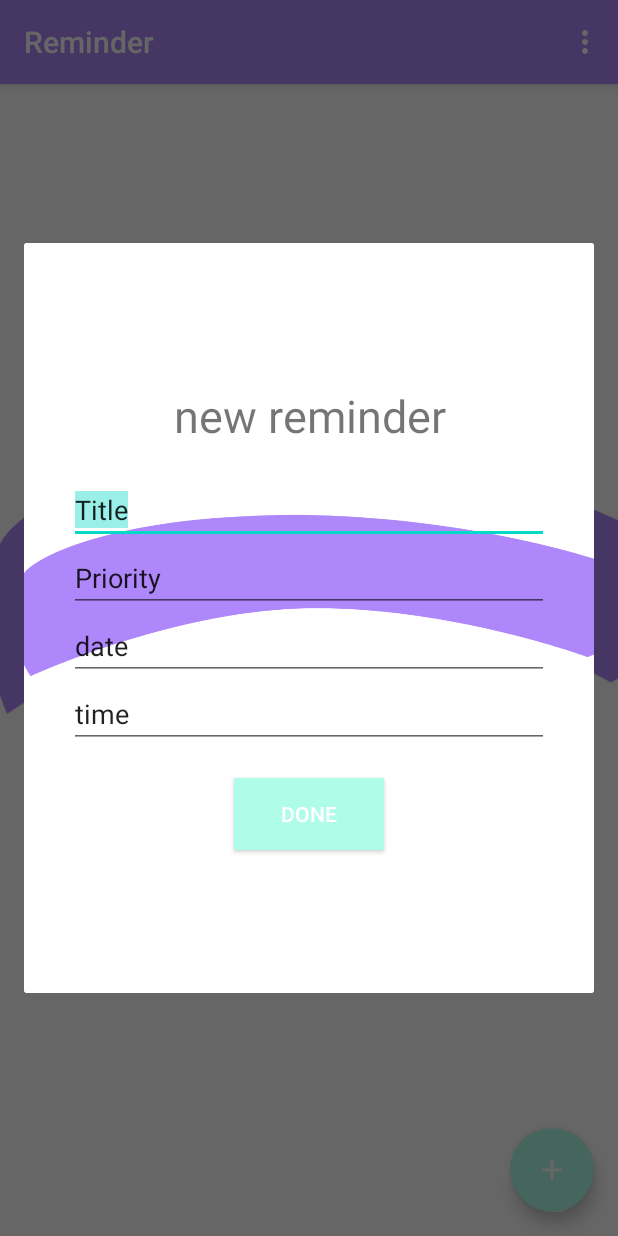
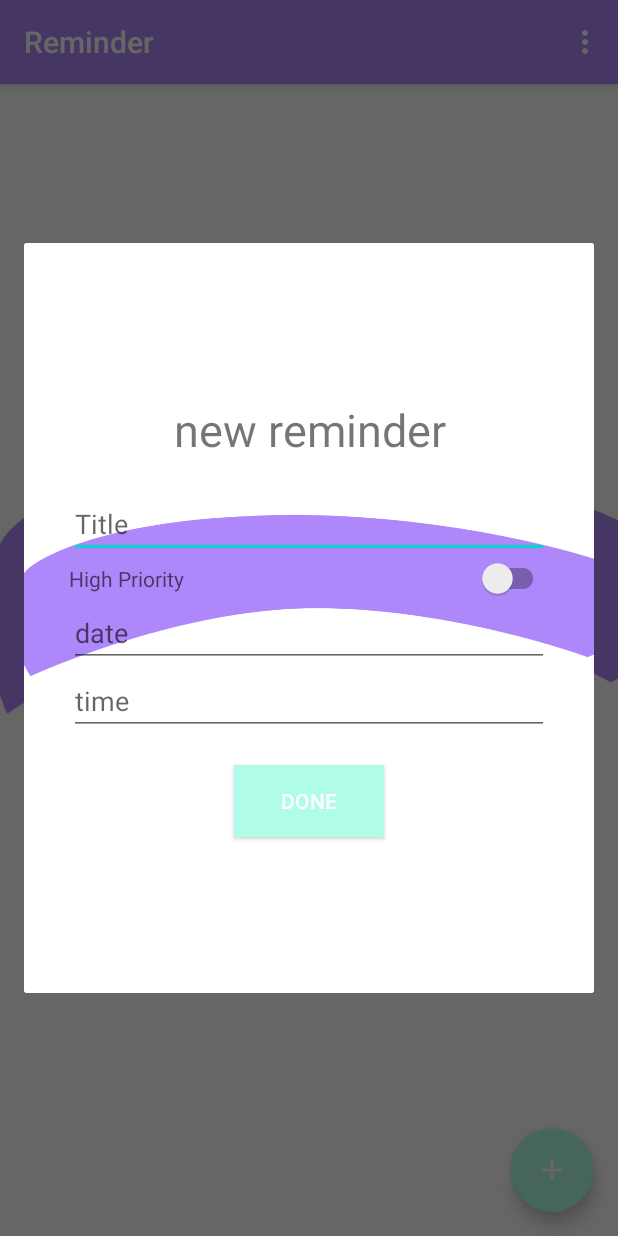
Before and after one commit to LatifahAlomar/Reminder, an Android app: the screen it shows after launch (MainActivity), after a tap on an icon or button, on a phone screen of 412 x 824 dp. Run offline under Robolectric (Android 15) with nearby library versions, the phone set to English and light mode, and no system bars.

Commit message:
fixed notification

```diff
--- a/Reminder/app/src/main/java/com/example/reminder/Notification/reminderNotification.java
+++ b/Reminder/app/src/main/java/com/example/reminder/Notification/reminderNotification.java
@@ -17,6 +17,9 @@ import java.util.Locale;
 
 public class reminderNotification {
 
+    public static NotificationChannel highPriorityChannel;
+    public static NotificationChannel lowPriorityChannel;
+
     public static void init(Context context){
         createNotificationChannel(context);
     }
@@ -24,29 +27,62 @@ public class reminderNotification {
     private static void createNotificationChannel(Context context) {
 
         if (Build.VERSION.SDK_INT >= Build.VERSION_CODES.O) {
-            CharSequence name = context.getString(R.string.reminder_notification);
+
+            // Names
+            CharSequence highPriorityChannelName = context.getString(R.string.highPriorityChannel);
+            CharSequence lowPriorityChannelName = context.getString(R.string.lowPriorityChannel);
+
+            // Description
             String description = context.getString(R.string.reminder_notification);
-            int importance = NotificationManager.IMPORTANCE_DEFAULT;
-            NotificationChannel channel = new NotificationChannel("reminder_notification", name, importance);
-            channel.setDescription(description);
+
+            // Imprtance
+            int highPriority = NotificationManager.IMPORTANCE_HIGH;
+            int lowPriority = NotificationManager.IMPORTANCE_LOW;
+
+            // High priority channel
+            highPriorityChannel = new NotificationChannel("high_priority", highPriorityChannelName, highPriority);
+            highPriorityChannel.setDescription(description);
+
+            // Low priority channel
+            lowPriorityChannel = new NotificationChannel("low_priority", lowPriorityChannelName, lowPriority);
+            lowPriorityChannel.setDescription(description);
+
+            // Create Notification Manager
             NotificationManager notificationManager = context.getSystemService(NotificationManager.class);
-            notificationManager.createNotificationChannel(channel);
+
+            // Create Channels
+            notificationManager.createNotificationChannel(highPriorityChannel);
+            notificationManager.createNotificationChannel(lowPriorityChannel);
         }
     }
 
+    public NotificationChannel getHighPriorityChannel(){
+        return highPriorityChannel;
+    }
 
-    public static void addReminder(Context context){
+    public NotificationChannel getLowPriorityChannel(){
+        return lowPriorityChannel;
+    }
+
+
+    public static void addReminder(Context context, String title, String date, String time, String priority){
 
         Intent intent = new Intent(context, reminderBroadcastReceiver.class);
         intent.setFlags(Intent.FLAG_ACTIVITY_NEW_TASK | Intent.FLAG_ACTIVITY_CLEAR_TASK);
+        intent.putExtra("title", title);
+        intent.putExtra("priority", priority);
+
+
         PendingIntent pendingIntent = PendingIntent.getBroadcast(context, 0, intent, 0);
 
 
 
-        String date = "Thu Mar 25 03:30:00 GMT+03:00 2021";
+        String x = "03/25/2021 GMT+03:00 19:22";
+        String d = date + " GMT+03:00 " + time;
 
-        DateTimeFormatter formatter = DateTimeFormatter.ofPattern("EEE MMM dd HH:mm:ss z yyyy", Locale.ENGLISH);
-        LocalDateTime localDate = LocalDateTime.parse(date, formatter);
+        DateTimeFormatter formatter = DateTimeFormatter.ofPattern("MM/dd/yyyy z HH:mm", Locale.ENGLISH);
+
+        LocalDateTime localDate = LocalDateTime.parse(d, formatter);
         long timeInMilliseconds = localDate.atOffset(OffsetDateTime.now().getOffset()).toInstant().toEpochMilli();
 
         AlarmManager alarm = (AlarmManager) context.getSystemService(Context.ALARM_SERVICE);
--- a/Reminder/app/src/main/res/layout/add_reminder_dialog.xml
+++ b/Reminder/app/src/main/res/layout/add_reminder_dialog.xml
@@ -29,48 +29,47 @@
             android:id="@+id/TitleEditText"
             android:layout_width="match_parent"
             android:layout_height="wrap_content"
-            android:ems="10"
-            android:hint="mobile development assigment"
-            android:inputType="textPersonName"
             android:layout_marginLeft="30dp"
             android:layout_marginRight="30dp"
+            android:ems="10"
+            android:hint="Title"
+            android:inputType="textPersonName"
             android:selectAllOnFocus="true"
-            android:singleLine="false"
-            android:text="Title" />
+            android:singleLine="false" />
 
-        <EditText
-            android:id="@+id/Priority"
+        <androidx.appcompat.widget.SwitchCompat
+            android:id="@+id/PrioritySwitch"
             android:layout_width="match_parent"
             android:layout_height="wrap_content"
-            android:ems="10"
-            android:hint="mobile development assigment"
-            android:inputType="textPersonName"
             android:layout_marginLeft="30dp"
             android:layout_marginRight="30dp"
-            android:selectAllOnFocus="true"
-            android:singleLine="false"
-            android:text="Priority" />
+            android:ems="10"
+            android:hint="@string/high_priority"
+            />
 
         <EditText
             android:id="@+id/dateInput"
             android:layout_width="match_parent"
             android:layout_height="wrap_content"
-            android:ems="10"
             android:layout_marginLeft="30dp"
             android:layout_marginRight="30dp"
-
-            android:inputType="textPersonName"
-            android:text="date" />
+            android:cursorVisible="false"
+            android:ems="10"
+            android:focusable="false"
+            android:hint="date"
+            android:inputType="none" />
 
         <EditText
             android:id="@+id/TimeInput"
             android:layout_width="match_parent"
             android:layout_height="wrap_content"
-            android:ems="10"
-            android:inputType="textPersonName"
             android:layout_marginLeft="30dp"
             android:layout_marginRight="30dp"
-            android:text="time" />
+            android:ems="10"
+            android:hint="time"
+            android:inputType="none"
+            android:focusable="false"
+            android:cursorVisible="false" />
 
         <Button
             android:id="@+id/doneButton"
--- a/Reminder/app/src/main/res/values/strings.xml
+++ b/Reminder/app/src/main/res/values/strings.xml
@@ -10,4 +10,9 @@
     <string name="hello_first_fragment">Hello first fragment</string>
     <string name="hello_second_fragment">Hello second fragment. Arg: %1$s</string>
     <string name="reminder_notification">reminder_notification</string>
+    <string name="highPriorityChannel">highPriorityChannel</string>
+    <string name="lowPriorityChannel">lowPriorityChannel</string>
+    <string name="high_priority">High Priority</string>
+
+
 </resources>
```
Also changed, not shown: Reminder/app/src/main/AndroidManifest.xml (+5 -8 lines), Reminder/app/src/main/java/com/example/reminder/MainActivity.java (+106 -31 lines), Reminder/app/src/main/java/com/example/reminder/Notification/reminderBroadcastReceiver.java (+21 -7 lines), Reminder/app/src/main/java/com/example/reminder/ReminderDetails.java (added, +19 -0 lines), Reminder/app/src/main/res/layout/activity_reminder_details.xml (added, +132 -0 lines), 184 other files.
